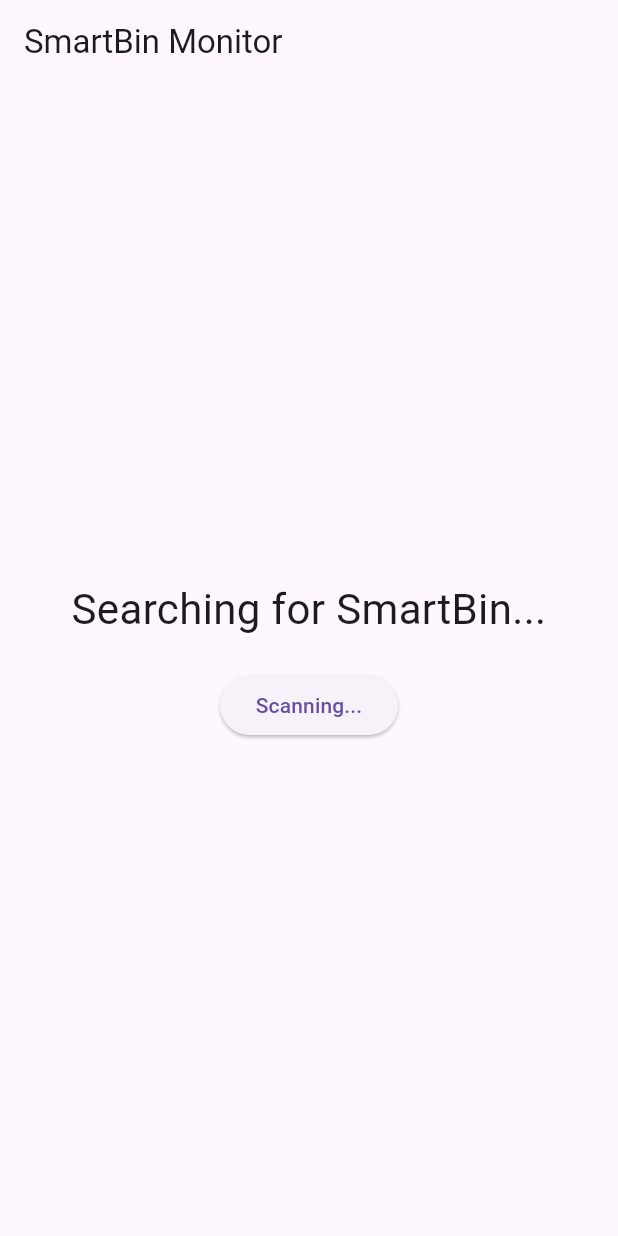
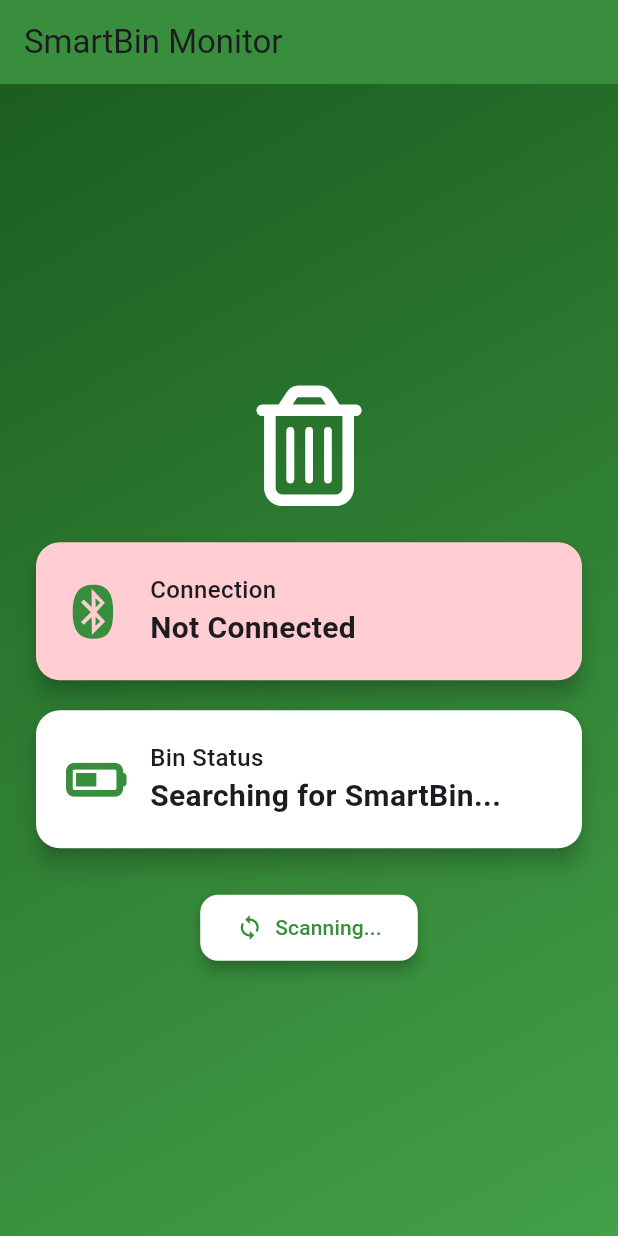
Before and after one commit to tip-jean/smartbin_monitor_app, a Flutter app: the screen it shows after launch, after a tap on "Scanning...", on a phone screen of 412 x 824 dp. Run offline on Flutter 3.47's test engine with Material 3 defaults, Android fonts, the phone set to English and light mode, and no system bars; our stand-ins replace flutter_blue_plus, font_awesome_flutter, location, permission_handler.

Commit message:
Updated UI and better bluetooth handle control

```diff
--- a/lib/controllers/bluetooth_controller.dart
+++ b/lib/controllers/bluetooth_controller.dart
@@ -7,6 +7,9 @@ final Logger _logger = Logger('BluetoothController');
 
 class BluetoothController {
   final String deviceName = "SmartBinESP";
+  BluetoothDevice? connectedDevice;
+
+  /// Requests Bluetooth and Location Permissions
   Future<void> requestPermissions() async {
     _logger.info('Requesting Bluetooth and Location Permissions...');
     await [
@@ -16,13 +19,12 @@ class BluetoothController {
     ].request();
   }
 
+  /// Scans for the SmartBinESP device and attempts connection
   Future<BluetoothDevice?> scanAndConnect() async {
-    BluetoothDevice? connectedDevice;
     await requestPermissions();
     _logger.info('Starting Bluetooth Scan...');
 
     FlutterBluePlus.startScan(timeout: const Duration(seconds: 4));
-
 
     await for (final results in FlutterBluePlus.scanResults) {
       for (final result in results) {
@@ -33,20 +35,22 @@ class BluetoothController {
 
           try {
             await result.device.connect();
+            connectedDevice = result.device;
             _logger.info("Connected to SmartBinESP!");
-            connectedDevice = result.device;
+            return connectedDevice;
           } catch (e) {
             _logger.severe("Connection Failed: $e");
+            return null;
           }
-          return connectedDevice;
         }
       }
     }
 
-    _logger.info("Scan complete. SmartBinESP ${connectedDevice != null ? 'connected' : 'not found'}.");
-    return connectedDevice;
+    _logger.info("Scan complete. SmartBinESP not found.");
+    return null;
   }
 
+  /// Listens for bin level updates
   Future<void> listenToBinLevel(
     BluetoothDevice device,
     Function(String) onData,
@@ -69,6 +73,22 @@ class BluetoothController {
     }
   }
 
+  /// Disconnects from the SmartBinESP device
+  Future<void> disconnect() async {
+    if (connectedDevice != null) {
+      try {
+        await connectedDevice!.disconnect();
+        _logger.info("Disconnected from SmartBinESP.");
+        connectedDevice = null;
+      } catch (e) {
+        _logger.severe("Failed to disconnect: $e");
+      }
+    } else {
+      _logger.info("No device is currently connected.");
+    }
+  }
+
+  /// Checks and requests location services before scanning
   Future<void> checkAndRequestLocationServices() async {
     location.Location locationService = location.Location();
     bool serviceEnabled = await locationService.serviceEnabled();
--- a/lib/screens/smart_bin_screen.dart
+++ b/lib/screens/smart_bin_screen.dart
@@ -1,6 +1,7 @@
 import 'package:flutter/material.dart';
+import 'package:permission_handler/permission_handler.dart';
+import 'package:font_awesome_flutter/font_awesome_flutter.dart';
 import '../controllers/bluetooth_controller.dart';
-import 'package:permission_handler/permission_handler.dart';
 
 class SmartBinScreen extends StatefulWidget {
   const SmartBinScreen({super.key});
@@ -11,15 +12,16 @@ class SmartBinScreen extends StatefulWidget {
 
 class _SmartBinScreenState extends State<SmartBinScreen> {
   final BluetoothController bluetoothController = BluetoothController();
-  String binLevel = "Scanning for SmartBin...";
+  String binStatusMessage = "Scanning for SmartBin...";
   bool isScanning = false;
+  bool isConnected = false;
+  bool hasAlertShown = false;
 
   @override
   void initState() {
     super.initState();
     checkAndRequestPermissions();
   }
-
 
   Future<void> checkAndRequestPermissions() async {
     Map<Permission, PermissionStatus> statuses = await [
@@ -34,60 +36,160 @@ class _SmartBinScreenState extends State<SmartBinScreen> {
       connectToDevice();
     } else {
       setState(() {
-        binLevel = "Missing permissions: Enable Bluetooth & Location.";
+        binStatusMessage = "Missing permissions: Enable Bluetooth & Location.";
       });
     }
   }
-
 
   void connectToDevice() async {
     if (isScanning) return;
 
     setState(() {
       isScanning = true;
-      binLevel = "Searching for SmartBin...";
+      binStatusMessage = "Searching for SmartBin...";
     });
 
     final device = await bluetoothController.scanAndConnect();
     if (device != null) {
-      bluetoothController.listenToBinLevel(device, (level) {
+      setState(() {
+        isConnected = true;
+        isScanning = false;
+      });
+
+      bluetoothController.listenToBinLevel(device, (message) {
         if (mounted) {
           setState(() {
-            binLevel = "Bin Fill Level: $level%";
+            binStatusMessage = message;
           });
+
+          if (message.toLowerCase().contains("full") && !hasAlertShown) {
+            hasAlertShown = true;
+            showDialog(
+              context: context,
+              builder: (context) => AlertDialog(
+                title: const Text("SmartBin Alert"),
+                content: Text(message),
+                actions: [
+                  TextButton(
+                    onPressed: () => Navigator.of(context).pop(),
+                    child: const Text("OK"),
+                  ),
+                ],
+              ),
+            );
+          }
         }
       });
     } else {
       if (mounted) {
         setState(() {
-          binLevel = "SmartBin not found.";
+          binStatusMessage = "SmartBin not found.";
+          isConnected = false;
           isScanning = false;
         });
       }
     }
   }
 
-  @override
-  Widget build(BuildContext context) {
-    return Scaffold(
-      appBar: AppBar(title: const Text("SmartBin Monitor")),
-      body: Center(
-        child: Column(
-          mainAxisAlignment: MainAxisAlignment.center,
+  void disconnectFromDevice() {
+    bluetoothController.disconnect();
+    setState(() {
+      isConnected = false;
+      binStatusMessage = "Disconnected from SmartBin.";
+      hasAlertShown = false;
+    });
+  }
+
+  Widget buildStatusCard({
+    required IconData icon,
+    required String label,
+    required String value,
+    Color? color,
+  }) {
+    return Card(
+      elevation: 6,
+      color: color ?? Colors.white,
+      shape: RoundedRectangleBorder(borderRadius: BorderRadius.circular(16)),
+      child: Padding(
+        padding: const EdgeInsets.all(20),
+        child: Row(
           children: [
-            Text(
-              binLevel,
-              style: const TextStyle(fontSize: 28),
-              textAlign: TextAlign.center,
-            ),
-            const SizedBox(height: 20),
-            ElevatedButton(
-              onPressed: connectToDevice,
-              child: Text(isScanning ? "Scanning..." : "Reconnect"),
+            Icon(icon, size: 36, color: Colors.green.shade700),
+            const SizedBox(width: 20),
+            Column(
+              crossAxisAlignment: CrossAxisAlignment.start,
+              children: [
+                Text(label, style: const TextStyle(fontSize: 16, fontWeight: FontWeight.w500)),
+                Text(value, style: const TextStyle(fontSize: 20, fontWeight: FontWeight.bold)),
+              ],
             ),
           ],
         ),
       ),
     );
   }
+
+  @override
+  Widget build(BuildContext context) {
+    return Scaffold(
+      appBar: AppBar(
+        title: const Text("SmartBin Monitor"),
+        backgroundColor: Colors.green.shade700,
+      ),
+      body: Container(
+        decoration: BoxDecoration(
+          gradient: LinearGradient(
+            colors: [Colors.green.shade900, Colors.green.shade600],
+            begin: Alignment.topLeft,
+            end: Alignment.bottomRight,
+          ),
+        ),
+        child: Center(
+          child: Padding(
+            padding: const EdgeInsets.all(20),
+            child: Column(
+              mainAxisSize: MainAxisSize.min,
+              children: [
+                const SizedBox(height: 20),
+                Icon(FontAwesomeIcons.trashCan, size: 80, color: Colors.white),
+                const SizedBox(height: 20),
+                buildStatusCard(
+                  icon: FontAwesomeIcons.bluetooth,
+                  label: "Connection",
+                  value: isConnected ? "Connected" : "Not Connected",
+                  color: isConnected ? Colors.green.shade100 : Colors.red.shade100,
+                ),
+                const SizedBox(height: 12),
+                buildStatusCard(
+                  icon: FontAwesomeIcons.batteryHalf,
+                  label: "Bin Status",
+                  value: binStatusMessage,
+                ),
+                const SizedBox(height: 25),
+                ElevatedButton.icon(
+                  style: ElevatedButton.styleFrom(
+                    backgroundColor: Colors.white,
+                    foregroundColor: Colors.green.shade700,
+                    padding: const EdgeInsets.symmetric(horizontal: 24, vertical: 12),
+                    shape: RoundedRectangleBorder(borderRadius: BorderRadius.circular(12)),
+                    elevation: 4,
+                  ),
+                  onPressed: () {
+                    if (isConnected) {
+                      disconnectFromDevice();
+                    } else {
+                      hasAlertShown = false;
+                      connectToDevice();
+                    }
+                  },
+                  icon: Icon(isConnected ? Icons.cancel : Icons.sync),
+                  label: Text(isConnected ? "Disconnect" : (isScanning ? "Scanning..." : "Reconnect")),
+                ),
+              ],
+            ),
+          ),
+        ),
+      ),
+    );
+  }
 }
--- a/pubspec.yaml
+++ b/pubspec.yaml
@@ -13,6 +13,7 @@ dependencies:
   permission_handler: ^12.0.0+1
   location: ^4.4.0
   logging: ^1.0.2
+  font_awesome_flutter: ^10.5.0
 
 dev_dependencies:
   flutter_test:
```
Also changed, not shown: pubspec.lock.
